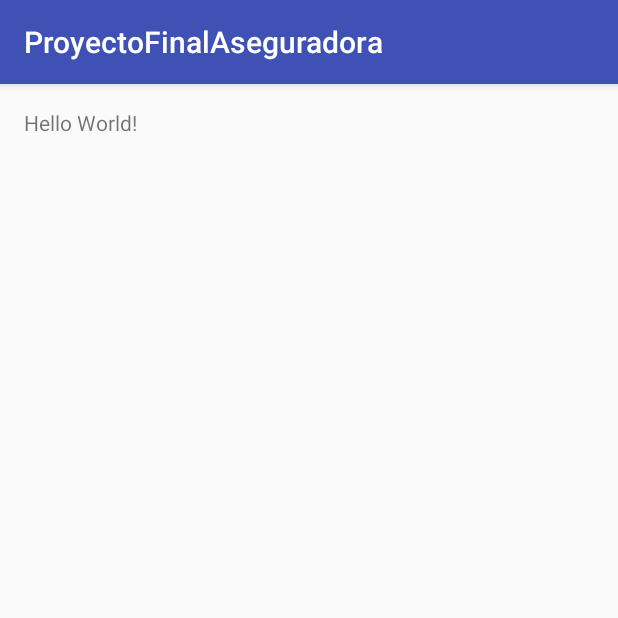
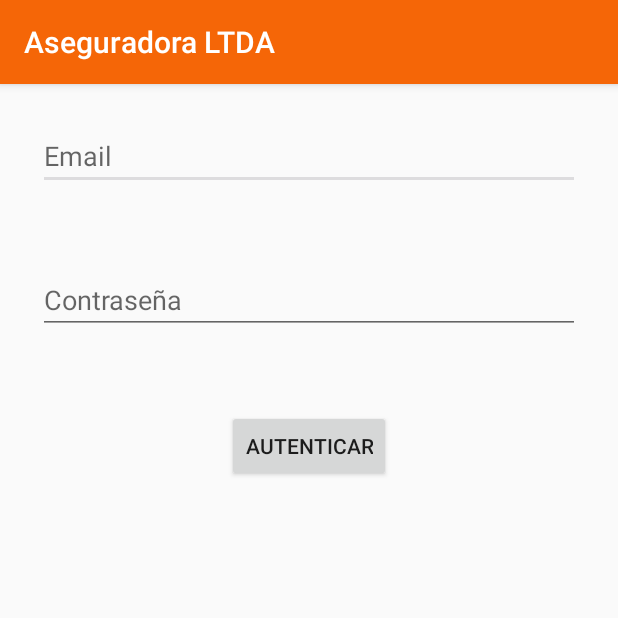
Before and after one commit to Staling86/ProyectoFinalAseguradora, an Android app: the screen it shows after launch (LoginActivity), on a phone screen of 412 x 824 dp, the top half of it. Run offline under Robolectric (Android 15) with nearby library versions, the phone set to English and light mode, and no system bars.

Commit message:
Ajuste de colores y logo del aplicativo

```diff
--- a/app/src/main/AndroidManifest.xml
+++ b/app/src/main/AndroidManifest.xml
@@ -8,10 +8,11 @@
         android:label="@string/app_name"
         android:supportsRtl="true"
         android:theme="@style/AppTheme">
-        <activity android:name=".LoginActivity">
+
+        <activity android:name=".LoginActivity"
+                  android:screenOrientation="portrait">
             <intent-filter>
                 <action android:name="android.intent.action.MAIN" />
-
                 <category android:name="android.intent.category.LAUNCHER" />
             </intent-filter>
         </activity>
--- a/app/src/main/res/layout/activity_login.xml
+++ b/app/src/main/res/layout/activity_login.xml
@@ -1,17 +1,36 @@
 <?xml version="1.0" encoding="utf-8"?>
-<RelativeLayout xmlns:android="http://schemas.android.com/apk/res/android"
+<LinearLayout xmlns:android="http://schemas.android.com/apk/res/android"
     xmlns:tools="http://schemas.android.com/tools"
     android:id="@+id/activity_login"
     android:layout_width="match_parent"
     android:layout_height="match_parent"
-    android:paddingBottom="@dimen/activity_vertical_margin"
-    android:paddingLeft="@dimen/activity_horizontal_margin"
-    android:paddingRight="@dimen/activity_horizontal_margin"
-    android:paddingTop="@dimen/activity_vertical_margin"
+    android:orientation="vertical"
     tools:context="com.example.jhon_pc.proyectofinalaseguradora.LoginActivity">
 
-    <TextView
+    <EditText
+        android:id="@+id/txtEmail"
+        android:layout_width="match_parent"
+        android:layout_height="wrap_content"
+        android:hint="@string/email"
+        android:inputType="textEmailAddress"
+        android:layout_margin="@dimen/margin_autenticacion" />
+    <!--android:padding="@dimen/padding_autenticacion"-->
+
+
+    <EditText
+        android:id="@+id/txtContasena"
+        android:layout_width="match_parent"
+        android:layout_height="wrap_content"
+        android:hint="@string/contrasena"
+        android:inputType="textPassword"
+        android:layout_margin="@dimen/margin_autenticacion"/>
+    <!--android:padding="@dimen/padding_autenticacion"-->
+
+    <Button
         android:layout_width="wrap_content"
         android:layout_height="wrap_content"
-        android:text="Hello World!" />
-</RelativeLayout>
+        android:text="@string/autenticar"
+        android:layout_gravity="center"
+        android:layout_margin="@dimen/margin_autenticacion"/>
+    <!--android:padding="@dimen/padding_autenticacion"-->
+</LinearLayout>
--- a/app/src/main/res/values/colors.xml
+++ b/app/src/main/res/values/colors.xml
@@ -1,6 +1,6 @@
 <?xml version="1.0" encoding="utf-8"?>
 <resources>
-    <color name="colorPrimary">#3F51B5</color>
-    <color name="colorPrimaryDark">#303F9F</color>
-    <color name="colorAccent">#FF4081</color>
+    <color name="colorPrimary">#f56607</color>
+    <color name="colorPrimaryDark">#f5560d</color>
+    <color name="colorAccent">#dddcde</color>
 </resources>
--- a/app/src/main/res/values/dimens.xml
+++ b/app/src/main/res/values/dimens.xml
@@ -2,4 +2,6 @@
     <!-- Default screen margins, per the Android Design guidelines. -->
     <dimen name="activity_horizontal_margin">16dp</dimen>
     <dimen name="activity_vertical_margin">16dp</dimen>
+    <dimen name="padding_autenticacion">20dp</dimen>
+    <dimen name="margin_autenticacion">25dp</dimen>
 </resources>
--- a/app/src/main/res/values/strings.xml
+++ b/app/src/main/res/values/strings.xml
@@ -1,3 +1,6 @@
 <resources>
-    <string name="app_name">ProyectoFinalAseguradora</string>
+    <string name="app_name">Aseguradora LTDA</string>
+    <string name="email">Email</string>
+    <string name="contrasena">Contraseña</string>
+    <string name="autenticar">Autenticar</string>
 </resources>
```
Also changed, not shown: app/src/main/res/mipmap-hdpi/ic_launcher.png, app/src/main/res/mipmap-mdpi/ic_launcher.png, app/src/main/res/mipmap-xhdpi/ic_launcher.png, app/src/main/res/mipmap-xxhdpi/ic_launcher.png, app/src/main/res/mipmap-xxxhdpi/ic_launcher.png.
